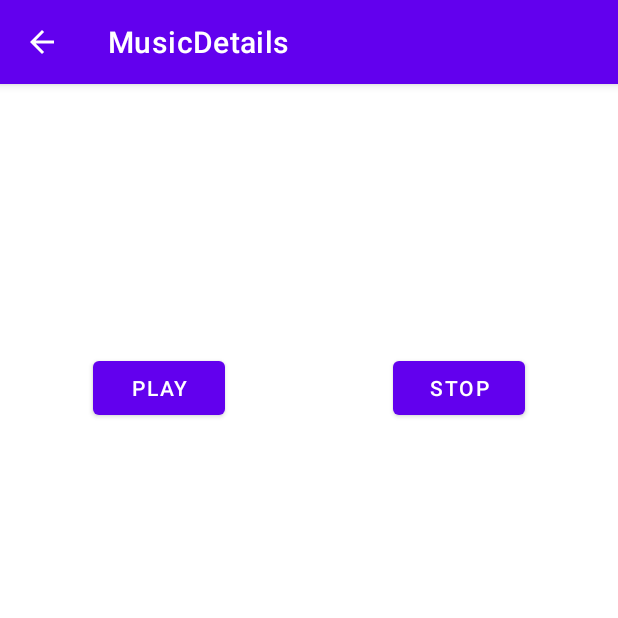
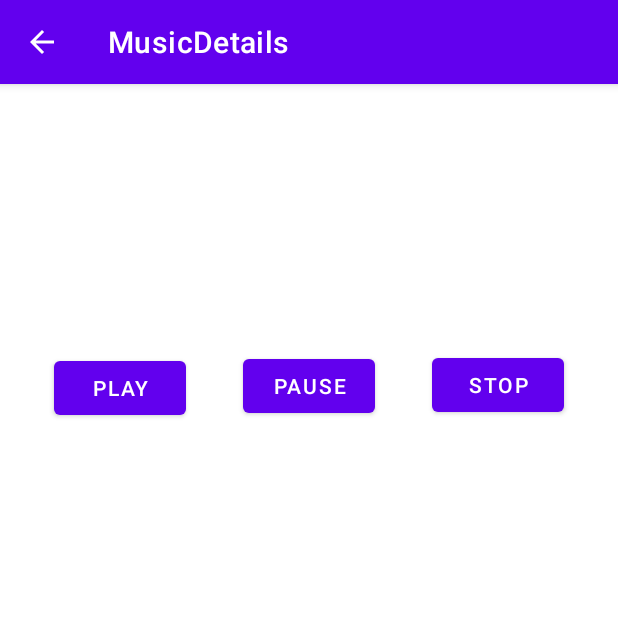
Before and after one commit to Rhtymn/android-music-player, an Android app: the MusicDetailActivity screen opened directly, with no data from a screen before it, on a phone screen of 412 x 824 dp, the top half of it. Run offline under Robolectric (Android 15) with nearby library versions, the phone set to English and light mode, and no system bars.

Commit message:
Successfully implement play, pause, stop music but it still static selected music

```diff
--- a/app/src/main/java/com/example/myapplication/MusicDetailActivity.java
+++ b/app/src/main/java/com/example/myapplication/MusicDetailActivity.java
@@ -2,6 +2,8 @@ package com.example.myapplication;
 
 import androidx.appcompat.app.AppCompatActivity;
 
+import android.content.Intent;
+import android.media.MediaPlayer;
 import android.os.Bundle;
 import android.view.View;
 import android.widget.Button;
@@ -9,10 +11,9 @@ import android.widget.TextView;
 import android.widget.Toast;
 
 public class MusicDetailActivity extends AppCompatActivity {
-
+    MediaPlayer player;
     private TextView musicTitle, musicDuration;
     private String musicTitleData, musicDurationData;
-    private Button playBtn, stopBtn;
     int musicFileData;
 
     @Override
@@ -22,16 +23,38 @@ public class MusicDetailActivity extends AppCompatActivity {
 
         musicTitle = findViewById(R.id.detailMusicTitle);
         musicDuration = findViewById(R.id.detailMusicDuration);
-        playBtn = findViewById(R.id.btn_play);
-        stopBtn = findViewById(R.id.btn_stop);
+        player = MediaPlayer.create(this, R.raw.ts_daylight);
 
+        Button playBtn = findViewById(R.id.btn_play);
+        Button stopBtn = findViewById(R.id.btn_stop);
+        Button pauseBtn = findViewById(R.id.btn_pause);
+
+        playBtn.setOnClickListener(new View.OnClickListener() {
+            @Override
+            public void onClick(View view) {
+                play(view);
+            }
+        });
+
+        stopBtn.setOnClickListener(new View.OnClickListener() {
+            @Override
+            public void onClick(View view) {
+                stop(view);
+            }
+        });
+
+        pauseBtn.setOnClickListener(new View.OnClickListener() {
+            @Override
+            public void onClick(View view) {
+                pause(view);
+            }
+        });
         getData();
         setData();
-
     }
 
     private void getData(){
-        if (getIntent().hasExtra("musicTitle") && getIntent().hasExtra("musicDuration")) {
+        if (getIntent().hasExtra("musicTitle") && getIntent().hasExtra("musicDuration") && getIntent().hasExtra("musicFile")) {
             musicTitleData = getIntent().getStringExtra("musicTitle");
             musicDurationData = getIntent().getStringExtra("musicDuration");
             musicFileData = getIntent().getIntExtra("musicFile", 1);
@@ -44,4 +67,42 @@ public class MusicDetailActivity extends AppCompatActivity {
         musicTitle.setText(musicTitleData);
         musicDuration.setText(musicDurationData);
     }
+
+    public void play(View view) {
+        if (player == null) {
+            player = MediaPlayer.create(this, R.raw.ts_daylight);
+            player.setOnCompletionListener(new MediaPlayer.OnCompletionListener() {
+                @Override
+                public void onCompletion(MediaPlayer mediaPlayer) {
+                    stopPlayer();
+                }
+            });
+        }
+
+        player.start();
+    }
+
+    public void pause(View view) {
+        if (player != null) {
+            player.pause();
+        }
+    }
+
+    public void stop(View view) {
+        stopPlayer();
+    }
+
+    private void stopPlayer() {
+        if (player != null) {
+            player.release();
+            player = null;
+            Toast.makeText(this, "MediaPlayer released", Toast.LENGTH_SHORT).show();
+        }
+    }
+
+    @Override
+    protected void onStop() {
+        super.onStop();
+        stopPlayer();
+    }
 }
--- a/app/src/main/res/layout/activity_music_detail.xml
+++ b/app/src/main/res/layout/activity_music_detail.xml
@@ -22,7 +22,7 @@
         android:id="@+id/btn_play"
         android:layout_width="wrap_content"
         android:layout_height="wrap_content"
-        android:layout_marginStart="62dp"
+        android:layout_marginStart="36dp"
         android:layout_marginTop="106dp"
         android:text="Play"
         app:layout_constraintStart_toStartOf="parent"
@@ -33,7 +33,7 @@
         android:layout_width="wrap_content"
         android:layout_height="wrap_content"
         android:layout_marginStart="26dp"
-        android:layout_marginTop="122dp"
+        android:layout_marginTop="64dp"
         android:layout_marginEnd="27dp"
         android:text="TextView"
         app:layout_constraintEnd_toStartOf="@+id/btn_stop"
@@ -44,9 +44,19 @@
         android:id="@+id/btn_stop"
         android:layout_width="wrap_content"
         android:layout_height="wrap_content"
-        android:layout_marginTop="106dp"
-        android:layout_marginEnd="62dp"
+        android:layout_marginTop="104dp"
+        android:layout_marginEnd="36dp"
         android:text="Stop"
         app:layout_constraintEnd_toEndOf="parent"
         app:layout_constraintTop_toBottomOf="@+id/detailMusicTitle" />
+
+    <Button
+        android:id="@+id/btn_pause"
+        android:layout_width="wrap_content"
+        android:layout_height="wrap_content"
+        android:layout_marginTop="21dp"
+        android:text="Pause"
+        app:layout_constraintEnd_toStartOf="@+id/btn_stop"
+        app:layout_constraintStart_toEndOf="@+id/btn_play"
+        app:layout_constraintTop_toBottomOf="@+id/detailMusicDuration" />
 </androidx.constraintlayout.widget.ConstraintLayout>
```
Also changed, not shown: app/src/main/java/com/example/myapplication/SoundService.java (added, +41 -0 lines).
